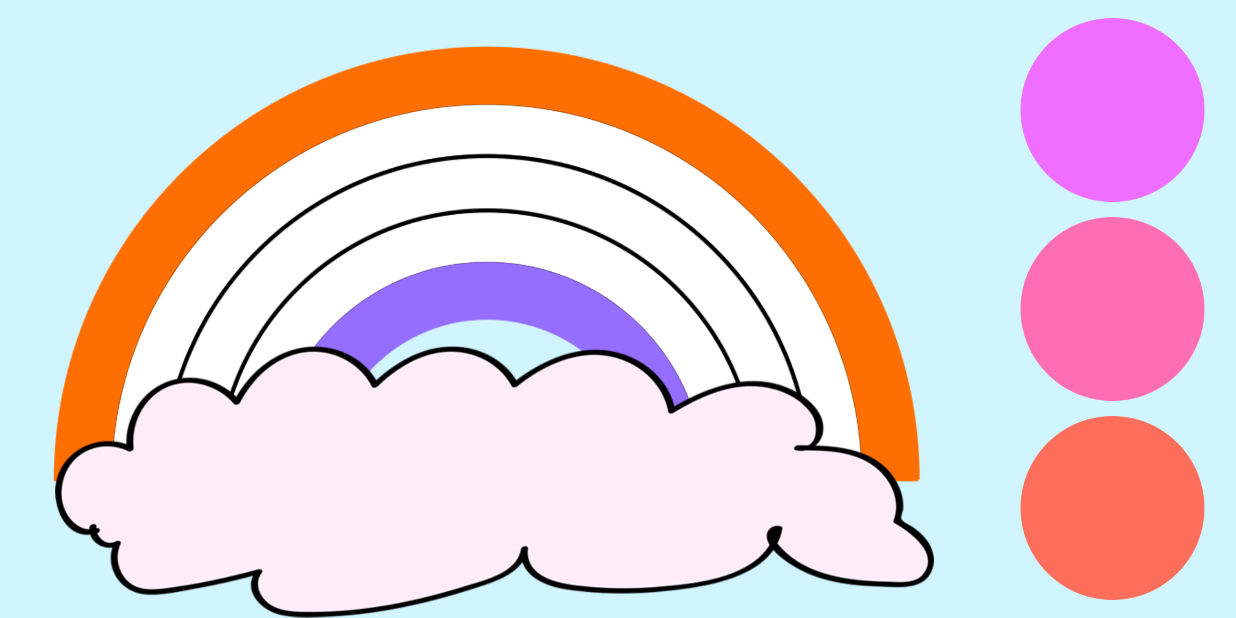
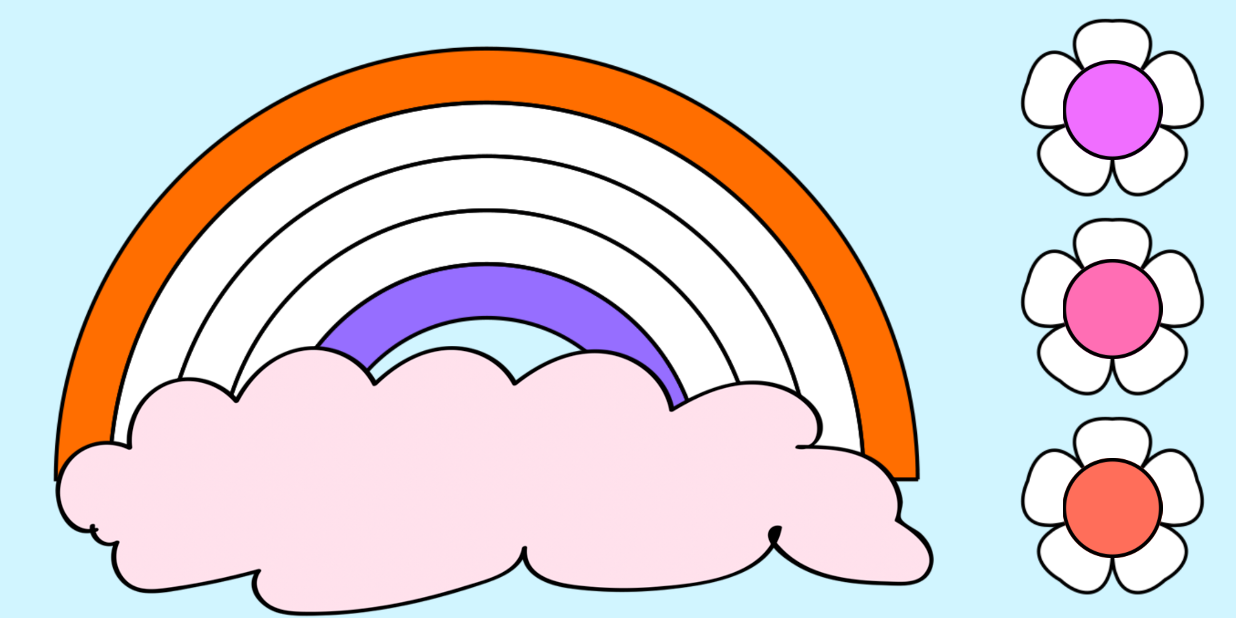
Before and after one commit to elenkamir/gamesforkids, an Android app: the Game2Activity screen opened directly, with no data from a screen before it, on a phone screen of 824 x 412 dp (held sideways). Run offline under Robolectric (Android 15) with nearby library versions, the phone set to English and light mode, and no system bars.

Commit message:
Дизайн

```diff
--- a/app/src/main/res/layout/activity_game2.xml
+++ b/app/src/main/res/layout/activity_game2.xml
@@ -50,10 +50,15 @@
                 android:layout_width="match_parent"
                 android:layout_height="match_parent"
                 app:srcCompat="@drawable/arc5" />
+
+            <ImageView
+                android:id="@+id/rainbowContour"
+                android:layout_width="match_parent"
+                android:layout_height="match_parent"
+                app:srcCompat="@drawable/rainbow_contour" />
         </FrameLayout>
 
         <ImageView
-            android:id="@+id/imageView"
             android:layout_width="match_parent"
             android:layout_height="wrap_content"
             android:layout_marginTop="-90dp"
@@ -70,38 +75,92 @@
         android:layout_weight="4"
         android:orientation="vertical">
 
+        <FrameLayout
+            android:layout_width="match_parent"
+            android:layout_height="match_parent"
+            android:layout_marginBottom="4dp"
+            android:layout_weight="1">
+
+            <ImageView
+                android:layout_width="match_parent"
+                android:layout_height="match_parent"
+                app:srcCompat="@drawable/flower" />
+
             <ImageButton
                 android:id="@+id/color1ib"
-            android:layout_width="wrap_content"
+                android:layout_width="match_parent"
                 android:layout_height="match_parent"
-            android:layout_marginBottom="4dp"
-            android:layout_weight="1"
+                android:layout_margin="30dp"
                 android:background="@null"
-            android:elevation="5dp"
                 android:scaleType="fitCenter"
-            android:translationZ="4dp"
-            app:srcCompat="@drawable/circle" />
+                app:srcCompat="@drawable/g2_bt" />
+
+            <ImageView
+                android:id="@+id/imageView7"
+                android:layout_width="match_parent"
+                android:layout_height="match_parent"
+                android:layout_margin="30dp"
+                app:srcCompat="@drawable/g2_bt_contour" />
+        </FrameLayout>
+
+        <FrameLayout
+            android:layout_width="match_parent"
+            android:layout_height="match_parent"
+            android:layout_marginBottom="2dp"
+            android:layout_marginTop="2dp"
+            android:layout_weight="1">
+
+            <ImageView
+                android:id="@+id/imageView3"
+                android:layout_width="match_parent"
+                android:layout_height="match_parent"
+                app:srcCompat="@drawable/flower" />
 
             <ImageButton
                 android:id="@+id/color2ib"
-            android:layout_width="wrap_content"
+                android:layout_width="match_parent"
                 android:layout_height="match_parent"
-            android:layout_marginBottom="2dp"
-            android:layout_marginTop="2dp"
-            android:layout_weight="1"
+                android:layout_margin="30dp"
                 android:background="@null"
                 android:scaleType="fitCenter"
-            app:srcCompat="@drawable/circle" />
+                app:srcCompat="@drawable/g2_bt" />
+
+            <ImageView
+                android:id="@+id/imageView6"
+                android:layout_width="match_parent"
+                android:layout_height="match_parent"
+                android:layout_margin="30dp"
+                app:srcCompat="@drawable/g2_bt_contour" />
+        </FrameLayout>
+
+        <FrameLayout
+            android:layout_width="match_parent"
+            android:layout_height="match_parent"
+            android:layout_marginTop="4dp"
+            android:layout_weight="1">
+
+            <ImageView
+                android:id="@+id/imageView4"
+                android:layout_width="match_parent"
+                android:layout_height="match_parent"
+                app:srcCompat="@drawable/flower" />
 
             <ImageButton
                 android:id="@+id/color3ib"
-            android:layout_width="wrap_content"
+                android:layout_width="match_parent"
                 android:layout_height="match_parent"
-            android:layout_marginTop="4dp"
-            android:layout_weight="1"
+                android:layout_margin="30dp"
                 android:background="@null"
                 android:scaleType="fitCenter"
-            app:srcCompat="@drawable/circle" />
+                app:srcCompat="@drawable/g2_bt" />
+
+            <ImageView
+                android:id="@+id/imageView5"
+                android:layout_width="match_parent"
+                android:layout_height="match_parent"
+                android:layout_margin="30dp"
+                app:srcCompat="@drawable/g2_bt_contour" />
+        </FrameLayout>
 
     </LinearLayout>
 
```
Also changed, not shown: app/src/main/res/drawable/arc1.png, app/src/main/res/drawable/arc2.png, app/src/main/res/drawable/arc3.png, app/src/main/res/drawable/arc4.png, app/src/main/res/drawable/arc5.png, app/src/main/res/drawable/circle.png (deleted), app/src/main/res/drawable/cloud.png, app/src/main/res/drawable/flower.png (added), app/src/main/res/drawable/g2_bt.png (added), app/src/main/res/drawable/g2_bt_contour.png (added), app/src/main/res/drawable/rainbow_contour.png (added). Lines whose indentation alone changed are shown as unchanged.
